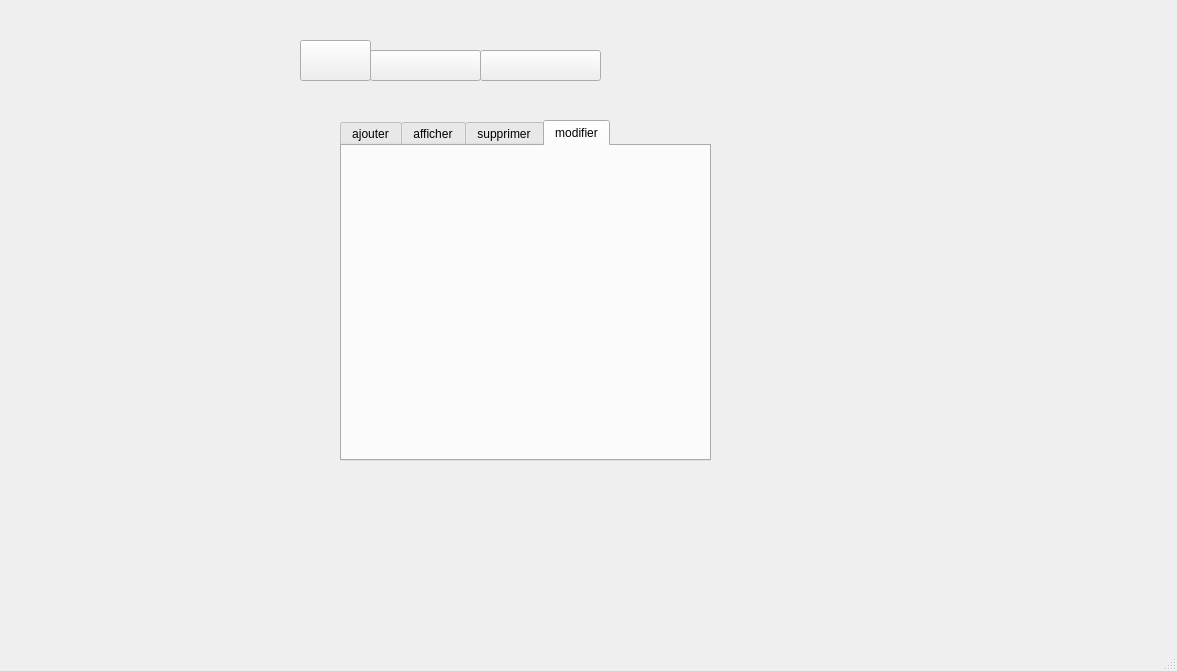
Qt form mainwindow.ui (mahdijemal/smart_wedding_reception) before a commit.
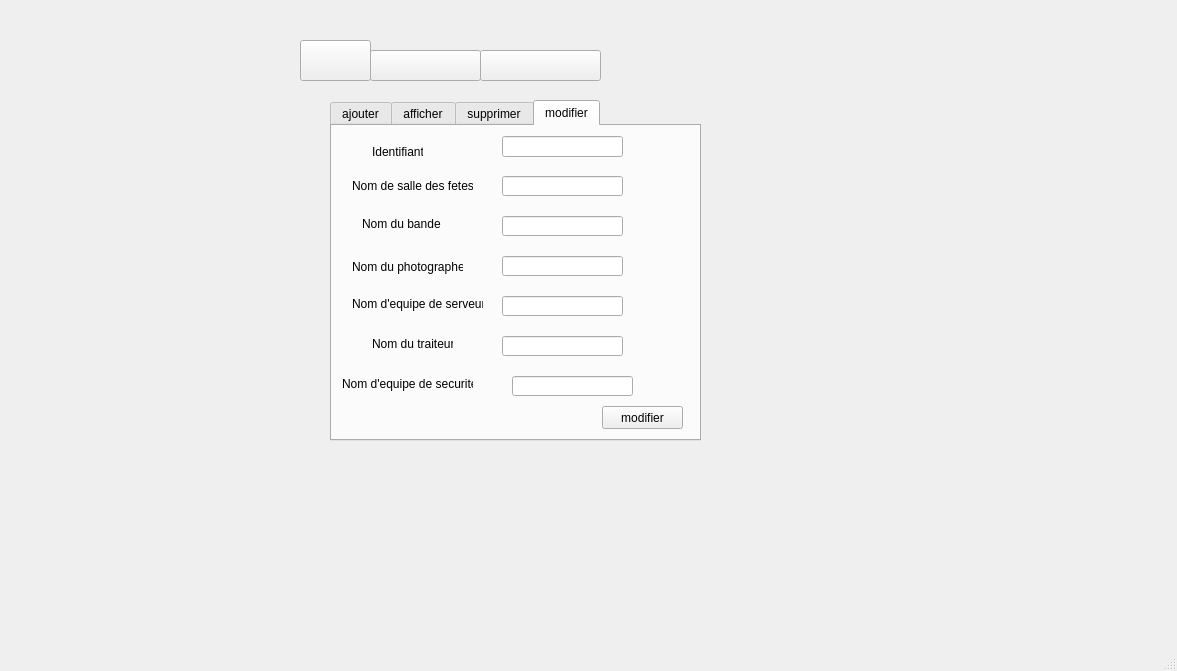
The same form after that commit. The open tabs and pages were chosen to show the change. Icons and pictures are not drawn.

The edit to the form file:
```diff
--- a/mainwindow.ui
+++ b/mainwindow.ui
@@ -545,8 +545,8 @@
      <widget class="QTabWidget" name="tabWidget_3">
       <property name="geometry">
        <rect>
-        <x>40</x>
-        <y>80</y>
+        <x>30</x>
+        <y>60</y>
         <width>371</width>
         <height>341</height>
        </rect>
@@ -796,6 +796,180 @@
        <attribute name="title">
         <string>modifier</string>
        </attribute>
+       <widget class="QLabel" name="label_28">
+        <property name="geometry">
+         <rect>
+          <x>20</x>
+          <y>50</y>
+          <width>121</width>
+          <height>20</height>
+         </rect>
+        </property>
+        <property name="text">
+         <string>Nom de salle des fetes</string>
+        </property>
+       </widget>
+       <widget class="QLineEdit" name="lineEdit_B_3">
+        <property name="geometry">
+         <rect>
+          <x>170</x>
+          <y>90</y>
+          <width>121</width>
+          <height>20</height>
+         </rect>
+        </property>
+       </widget>
+       <widget class="QLabel" name="label_29">
+        <property name="geometry">
+         <rect>
+          <x>20</x>
+          <y>170</y>
+          <width>131</width>
+          <height>16</height>
+         </rect>
+        </property>
+        <property name="text">
+         <string>Nom d'equipe de serveur</string>
+        </property>
+       </widget>
+       <widget class="QLabel" name="label_30">
+        <property name="geometry">
+         <rect>
+          <x>40</x>
+          <y>10</y>
+          <width>51</width>
+          <height>31</height>
+         </rect>
+        </property>
+        <property name="text">
+         <string>Identifiant</string>
+        </property>
+       </widget>
+       <widget class="QLineEdit" name="lineEdit_nt_3">
+        <property name="geometry">
+         <rect>
+          <x>170</x>
+          <y>210</y>
+          <width>121</width>
+          <height>20</height>
+         </rect>
+        </property>
+       </widget>
+       <widget class="QLabel" name="label_31">
+        <property name="geometry">
+         <rect>
+          <x>30</x>
+          <y>90</y>
+          <width>81</width>
+          <height>16</height>
+         </rect>
+        </property>
+        <property name="text">
+         <string>Nom du bande</string>
+        </property>
+       </widget>
+       <widget class="QLabel" name="label_32">
+        <property name="geometry">
+         <rect>
+          <x>20</x>
+          <y>130</y>
+          <width>111</width>
+          <height>21</height>
+         </rect>
+        </property>
+        <property name="text">
+         <string>Nom du photographe </string>
+        </property>
+       </widget>
+       <widget class="QLineEdit" name="lineEdit_ph_3">
+        <property name="geometry">
+         <rect>
+          <x>170</x>
+          <y>130</y>
+          <width>121</width>
+          <height>20</height>
+         </rect>
+        </property>
+       </widget>
+       <widget class="QLabel" name="label_33">
+        <property name="geometry">
+         <rect>
+          <x>40</x>
+          <y>210</y>
+          <width>81</width>
+          <height>16</height>
+         </rect>
+        </property>
+        <property name="text">
+         <string>Nom du traiteur</string>
+        </property>
+       </widget>
+       <widget class="QLineEdit" name="lineEdit_secu_3">
+        <property name="geometry">
+         <rect>
+          <x>180</x>
+          <y>250</y>
+          <width>121</width>
+          <height>20</height>
+         </rect>
+        </property>
+       </widget>
+       <widget class="QLineEdit" name="lineEdit_NF_3">
+        <property name="geometry">
+         <rect>
+          <x>170</x>
+          <y>50</y>
+          <width>121</width>
+          <height>20</height>
+         </rect>
+        </property>
+       </widget>
+       <widget class="QLineEdit" name="lineEdit_id_4">
+        <property name="geometry">
+         <rect>
+          <x>170</x>
+          <y>10</y>
+          <width>121</width>
+          <height>21</height>
+         </rect>
+        </property>
+       </widget>
+       <widget class="QLineEdit" name="lineEdit_ser_3">
+        <property name="geometry">
+         <rect>
+          <x>170</x>
+          <y>170</y>
+          <width>121</width>
+          <height>20</height>
+         </rect>
+        </property>
+       </widget>
+       <widget class="QLabel" name="label_34">
+        <property name="geometry">
+         <rect>
+          <x>10</x>
+          <y>250</y>
+          <width>131</width>
+          <height>16</height>
+         </rect>
+        </property>
+        <property name="text">
+         <string>Nom d'equipe de securiter</string>
+        </property>
+       </widget>
+       <widget class="QPushButton" name="pushButton_modifierR">
+        <property name="geometry">
+         <rect>
+          <x>270</x>
+          <y>280</y>
+          <width>81</width>
+          <height>23</height>
+         </rect>
+        </property>
+        <property name="text">
+         <string>modifier</string>
+        </property>
+       </widget>
       </widget>
      </widget>
      <widget class="QPushButton" name="pushButton_17">
```
Left out of the diff: 216 changed lines with no effect on the pictures.
